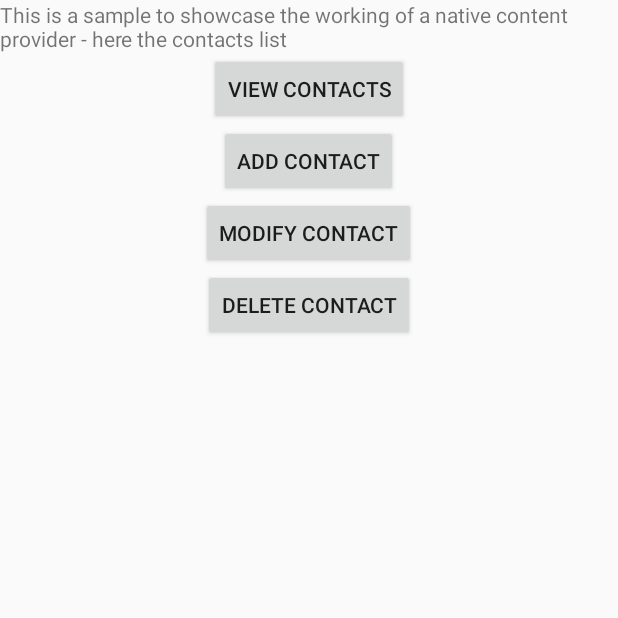
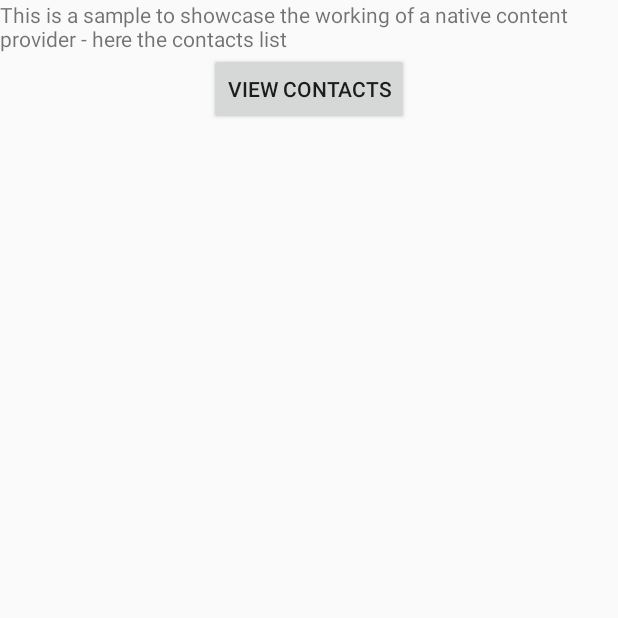
Before and after one commit to francohorita/deudas-ort, an Android app: the screen it shows after launch (NativeContentProvider), on a phone screen of 412 x 824 dp, the top half of it. Run offline under Robolectric (Android 15) with nearby library versions, the phone set to English and light mode, and no system bars.

Commit message:
Remove buttons

```diff
--- a/app/src/main/res/layout/nativecontentlayout.xml
+++ b/app/src/main/res/layout/nativecontentlayout.xml
@@ -16,25 +16,4 @@ android:layout_height="fill_parent"
         android:layout_height="wrap_content"
         android:layout_gravity="center_horizontal">
     </Button>
-    <Button
-        android:text="@string/createButton"
-        android:id="@+id/createButton"
-        android:layout_width="wrap_content"
-        android:layout_height="wrap_content"
-        android:layout_gravity="center_horizontal">
-    </Button>
-    <Button
-        android:text="@string/updateButton"
-        android:id="@+id/updateButton"
-        android:layout_width="wrap_content"
-        android:layout_height="wrap_content"
-        android:layout_gravity="center_horizontal">
-    </Button>
-    <Button
-        android:text="@string/deleteButton"
-        android:id="@+id/deleteButton"
-        android:layout_width="wrap_content"
-        android:layout_height="wrap_content"
-        android:layout_gravity="center_horizontal">
-    </Button>
 </LinearLayout>
```
